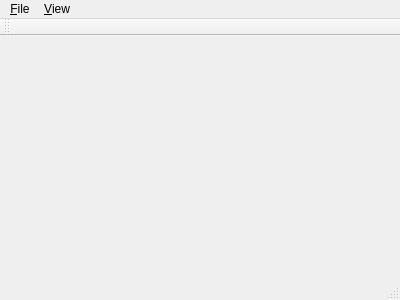
neil78duan/apollolib, file apoEditor/src/apoScript/mainwindow.ui: the form before one commit.
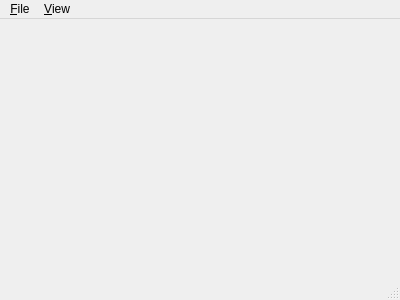
The form after the commit.

```diff
--- a/apoEditor/src/apoScript/mainwindow.ui
+++ b/apoEditor/src/apoScript/mainwindow.ui
@@ -48,14 +48,6 @@
    <addaction name="menuHello_world"/>
    <addaction name="menuWindows"/>
   </widget>
-  <widget class="QToolBar" name="mainToolBar">
-   <attribute name="toolBarArea">
-    <enum>TopToolBarArea</enum>
-   </attribute>
-   <attribute name="toolBarBreak">
-    <bool>false</bool>
-   </attribute>
-  </widget>
   <widget class="QStatusBar" name="statusBar"/>
   <action name="actionFileNew">
    <property name="text">
```
Left out of the diff: 13 changed lines with no effect on the pictures.
